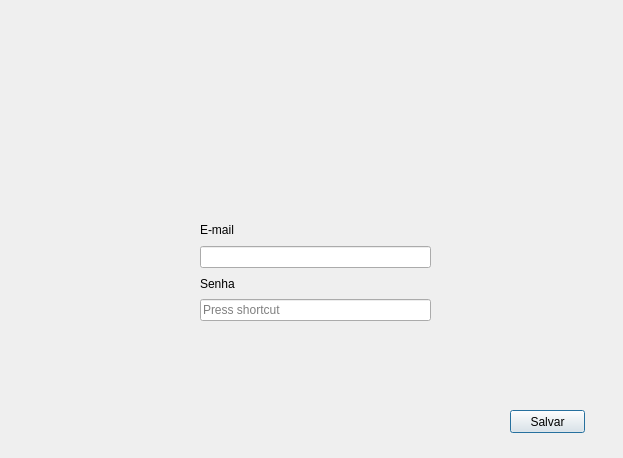
Qt form login.ui (Winicios22/Gbiblioteca) before a commit.
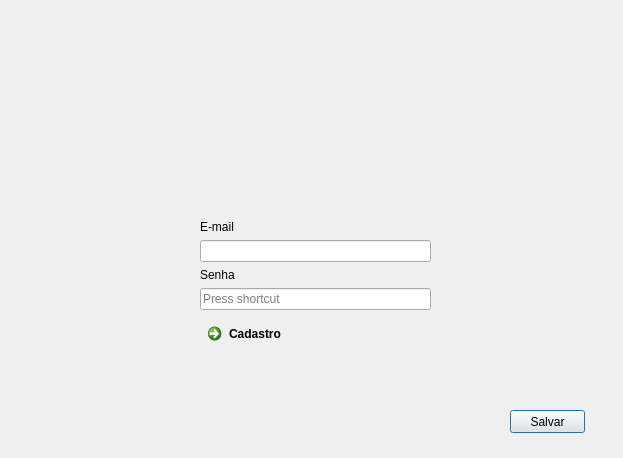
The same form after that commit. Icons and pictures are not drawn.

Diff of the .ui file:
```diff
--- a/login.ui
+++ b/login.ui
@@ -51,7 +51,7 @@
      <x>200</x>
      <y>220</y>
      <width>231</width>
-     <height>101</height>
+     <height>131</height>
     </rect>
    </property>
    <layout class="QVBoxLayout" name="verticalLayout">
@@ -75,6 +75,13 @@
     <item>
      <widget class="QKeySequenceEdit" name="keySequenceEdit"/>
     </item>
+    <item>
+     <widget class="QCommandLinkButton" name="commandLinkButton">
+      <property name="text">
+       <string>Cadastro</string>
+      </property>
+     </widget>
+    </item>
    </layout>
   </widget>
  </widget>
```
